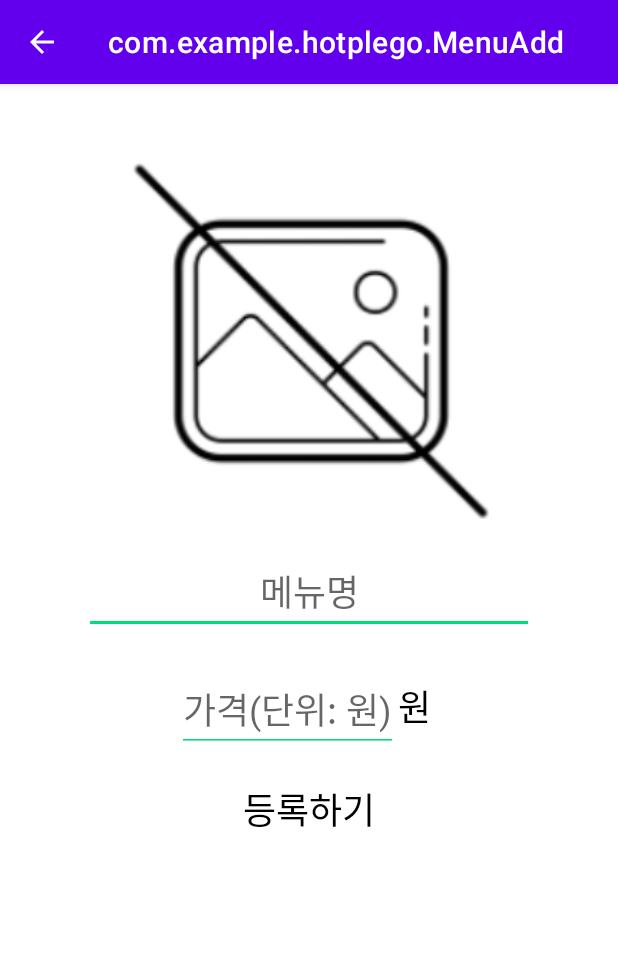
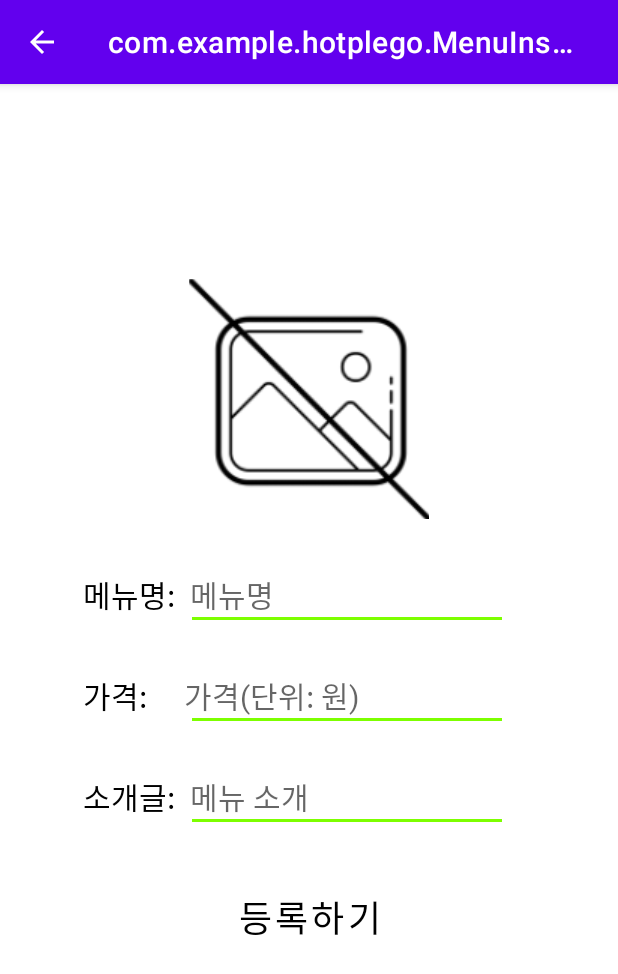
Before and after one commit to whdnjsdyd111/capstone_hotpleGO_App, an Android app: the MenuActivity screen opened directly, with no data from a screen before it, after a tap on "추가하기", on a phone screen of 412 x 824 dp. Shown: the top 974 px of the screen. Run offline under Robolectric (Android 15) with nearby library versions, the phone set to English and light mode, and no system bars.

Commit message:
중간커밋

```diff
--- a/app/src/main/java/com/example/hotplego/MenuActivity.java
+++ b/app/src/main/java/com/example/hotplego/MenuActivity.java
@@ -19,25 +19,24 @@ public class MenuActivity extends AppCompatActivity {
         setContentView(R.layout.admin_menu);
 
         RecyclerView recyclerView = findViewById(R.id.admin_item_list);
-
         LinearLayoutManager layoutManager = new LinearLayoutManager(this, LinearLayoutManager.VERTICAL, false);
         recyclerView.setLayoutManager(layoutManager);
 
         MenuAdapter adapter = new MenuAdapter();
 
-        adapter.addItem(new Menu("후라이드 치킨", "27000원", "후라이드 치킨", R.drawable.no_image));
-        adapter.addItem(new Menu("양념 치킨", "27000원", "양념 치킨", R.drawable.no_image));
-        adapter.addItem(new Menu("간장 치킨", "27000원", "간장 치킨", R.drawable.no_image));
-        adapter.addItem(new Menu("반반 치킨", "27000원", "반반 치킨", R.drawable.no_image));
-        adapter.addItem(new Menu("순살 치킨", "27000원", "순살 치킨", R.drawable.no_image));
+        adapter.addItem(new MenuData("후라이드 치킨", "27000원", "후라이드 치킨 27000원", R.drawable.preview_sample_chicken01));
+        adapter.addItem(new MenuData("양념 치킨", "27000원", "양념 치킨 27000원", R.drawable.preview_sample_chicken02));
+        adapter.addItem(new MenuData("간장 치킨", "27000원", "간장 치킨 27000원", R.drawable.preview_sample_chicken03));
+        adapter.addItem(new MenuData("반반 치킨", "27000원", "반반 치킨 27000원", R.drawable.preview_sample_chicken04));
+        adapter.addItem(new MenuData("순살 치킨", "27000원", "순살 치킨 27000원", R.drawable.preview_sample_chicken05));
 
         recyclerView.setAdapter(adapter);
 
-        add_btn = (Button)findViewById(R.id.menu_add_btn);
+        add_btn = (Button)findViewById(R.id.menu_insert_btn);
         add_btn.setOnClickListener(new View.OnClickListener() {
             @Override
             public void onClick(View v) {
-                Intent intent = new Intent(getApplicationContext(), MenuAdd.class);
+                Intent intent = new Intent(getApplicationContext(), MenuInsert.class);
                 startActivity(intent);
             }
         });
--- a/app/src/main/java/com/example/hotplego/MenuAdapter.java
+++ b/app/src/main/java/com/example/hotplego/MenuAdapter.java
@@ -1,5 +1,8 @@
 package com.example.hotplego;
 
+import android.content.Intent;
+import android.graphics.Bitmap;
+import android.graphics.drawable.BitmapDrawable;
 import android.view.LayoutInflater;
 import android.view.View;
 import android.view.ViewGroup;
@@ -9,10 +12,11 @@ import android.widget.TextView;
 import androidx.annotation.NonNull;
 import androidx.recyclerview.widget.RecyclerView;
 
+import java.io.ByteArrayOutputStream;
 import java.util.ArrayList;
 
 public class MenuAdapter extends RecyclerView.Adapter<MenuAdapter.MenuHolder> {
-    ArrayList<Menu> items = new ArrayList<Menu>();
+    ArrayList<MenuData> items = new ArrayList<>();
 
     @NonNull
     @Override
@@ -25,30 +29,17 @@ public class MenuAdapter extends RecyclerView.Adapter<MenuAdapter.MenuHolder> {
 
     @Override
     public void onBindViewHolder(@NonNull MenuHolder menuHolder, int i) {
-        Menu item = items.get(i);
+        MenuData item = items.get(i);
         menuHolder.setItem(item);
+    }
 
+    public void addItem(MenuData item) {
+        items.add(item);
     }
 
     @Override
     public int getItemCount() {
         return items.size();
-    }
-
-    public void addItem(Menu item) {
-        items.add(item);
-    }
-
-    public void setItems(ArrayList<Menu> items) {
-        this.items = items;
-    }
-
-    public Menu getItem(int i) {
-        return items.get(i);
-    }
-
-    public void setItem(int i, Menu item) {
-        items.set(i,item);
     }
 
     public class MenuHolder extends RecyclerView.ViewHolder {
@@ -58,18 +49,17 @@ public class MenuAdapter extends RecyclerView.Adapter<MenuAdapter.MenuHolder> {
         public MenuHolder(View itemView) {
             super(itemView);
 
-            menu_name = itemView.findViewById(R.id.name_new_menu);
-            menu_price = itemView.findViewById(R.id.price_new_menu);
+            menu_name = itemView.findViewById(R.id.menu_name);
+            menu_price = itemView.findViewById(R.id.menu_price);
             menu_cnt = itemView.findViewById(R.id.menu_cnt);
             menu_img = itemView.findViewById(R.id.image_icon);
         }
 
-        public void setItem(Menu item) {
+        public void setItem(MenuData item) {
             menu_name.setText(item.getTitle());
             menu_price.setText(item.getPrice());
             menu_cnt.setText(item.getCnt());
             menu_img.setImageResource(item.getImg());
         }
     }
-
 }
--- a/app/src/main/java/com/example/hotplego/MenuAdd.java
+++ /dev/null
@@ -1,24 +0,0 @@
-package com.example.hotplego;
-
-import android.content.Intent;
-import android.os.Bundle;
-import android.view.View;
-import android.widget.ImageView;
-import android.widget.TextView;
-
-import androidx.appcompat.app.AppCompatActivity;
-
-public class MenuAdd extends AppCompatActivity {
-    ImageView imgView;
-    TextView menu_add;
-    Intent intent;
-
-    @Override
-    protected void onCreate(Bundle saveInstanceState) {
-        super.onCreate(saveInstanceState);
-        setContentView(R.layout.admin_menu_add);
-
-        imgView = (ImageView)findViewById(R.id.new_menu_img);
-        menu_add = (TextView)findViewById(R.id.new_menu_add);
-    }
-}
--- a/app/src/main/java/com/example/hotplego/Menu.java
+++ b/app/src/main/java/com/example/hotplego/MenuData.java
@@ -1,11 +1,11 @@
 package com.example.hotplego;
 
-public class Menu {
+public class MenuData {
 
     private String title, price, cnt;
     private int img;
 
-    public Menu (String title, String price, String cnt, int img) {
+    public MenuData(String title, String price, String cnt, int img) {
         this.title = title;
         this.price = price;
         this.cnt = cnt;
--- /dev/null
+++ b/app/src/main/java/com/example/hotplego/MenuInsert.java
@@ -0,0 +1,30 @@
+package com.example.hotplego;
+
+import android.content.Intent;
+import android.os.Bundle;
+import android.view.View;
+import android.widget.Button;
+import android.widget.ImageView;
+
+import androidx.appcompat.app.AppCompatActivity;
+
+public class MenuInsert extends AppCompatActivity {
+    ImageView imgView;
+    Button menu_add;
+
+    @Override
+    protected void onCreate(Bundle saveInstanceState) {
+        super.onCreate(saveInstanceState);
+        setContentView(R.layout.admin_menu_insert);
+
+        imgView = (ImageView)findViewById(R.id.new_img);
+        menu_add = (Button)findViewById(R.id.new_menu_add);
+        menu_add.setOnClickListener(new View.OnClickListener() {
+            @Override
+            public void onClick(View v) {
+                Intent intent = new Intent(getApplicationContext(), MenuActivity.class);
+                startActivity(intent);
+            }
+        });
+    }
+}
--- a/app/src/main/res/layout/admin_menu.xml
+++ b/app/src/main/res/layout/admin_menu.xml
@@ -21,7 +21,7 @@
     </androidx.recyclerview.widget.RecyclerView>
 
     <Button
-        android:id="@+id/menu_add_btn"
+        android:id="@+id/menu_insert_btn"
         android:layout_width="match_parent"
         android:layout_height="wrap_content"
         android:text="추가하기" />
--- a/app/src/main/res/layout/admin_menu_add.xml
+++ /dev/null
@@ -1,80 +0,0 @@
-<?xml version="1.0" encoding="utf-8"?>
-<ScrollView xmlns:android="http://schemas.android.com/apk/res/android"
-    xmlns:app="http://schemas.android.com/apk/res-auto"
-    android:id="@+id/sv_root"
-    android:layout_width="match_parent"
-    android:layout_height="match_parent">
-
-    <LinearLayout
-        android:layout_width="match_parent"
-        android:layout_height="wrap_content"
-        android:gravity="center_horizontal"
-        android:orientation="vertical"
-        android:paddingBottom="20dp">
-
-        <ImageView
-            android:id="@+id/new_menu_img"
-            android:layout_width="240dp"
-            android:layout_height="240dp"
-            android:layout_marginTop="50dp"
-            app:srcCompat="@drawable/no_image" />
-
-        <EditText
-            android:id="@+id/new_menu_name"
-            android:layout_width="300dp"
-            android:layout_height="wrap_content"
-            android:layout_marginTop="20dp"
-            android:backgroundTint = "#00DE7A"
-            android:gravity="center"
-            android:hint="메뉴명"
-            android:inputType="text"
-            android:lines="1"
-            android:textSize="24sp" />
-        <View
-            android:layout_width="match_parent"
-            android:layout_height="2dp"
-            android:layout_weight="1"
-            android:layout_marginLeft="60dp"
-            android:layout_marginRight="60dp" />
-
-        <LinearLayout
-            android:layout_width="275dp"
-            android:layout_height="match_parent"
-            android:orientation="horizontal"
-            android:paddingLeft="50dp"
-            android:paddingRight="50dp">
-
-            <EditText
-                android:id="@+id/new_menu_price"
-                android:layout_width="wrap_content"
-                android:layout_height="wrap_content"
-                android:layout_marginTop="20dp"
-                android:backgroundTint = "#00DE7A"
-                android:gravity="right"
-                android:hint="가격(단위: 원)"
-                android:inputType="number"
-                android:lines="1"
-                android:maxLength="7"
-                android:textSize="24sp" />
-
-            <TextView
-                android:layout_width="wrap_content"
-                android:layout_height="wrap_content"
-                android:layout_marginTop="20dp"
-                android:lines="1"
-                android:text="원"
-                android:textColor="@color/black"
-                android:textSize="24sp" />
-        </LinearLayout>
-
-        <TextView
-            android:id="@+id/new_menu_add"
-            android:layout_width="wrap_content"
-            android:layout_height="wrap_content"
-            android:layout_marginTop="20dp"
-            android:text="등록하기"
-            android:textColor="@color/black"
-            android:textSize="24sp"
-            />
-    </LinearLayout>
-</ScrollView>
--- /dev/null
+++ b/app/src/main/res/layout/admin_menu_insert.xml
@@ -0,0 +1,162 @@
+<?xml version="1.0" encoding="utf-8"?>
+<ScrollView xmlns:android="http://schemas.android.com/apk/res/android"
+    xmlns:app="http://schemas.android.com/apk/res-auto"
+    android:id="@+id/sv_root"
+    android:layout_width="match_parent"
+    android:layout_height="match_parent">
+
+    <LinearLayout
+        android:layout_width="match_parent"
+        android:layout_height="match_parent"
+        android:gravity="center_horizontal"
+        android:orientation="vertical"
+        android:paddingLeft="20dp"
+        android:paddingRight="20dp"
+        android:paddingBottom="20dp">
+
+        <ImageButton
+            android:id="@+id/new_img"
+            android:layout_width="160dp"
+            android:layout_height="160dp"
+            android:layout_marginTop="130dp"
+            app:srcCompat="@drawable/no_image" />
+
+        <RelativeLayout
+            android:layout_width="match_parent"
+            android:layout_height="match_parent"
+            android:layout_marginTop="15dp">
+
+            <TextView
+                android:id="@+id/textView21"
+                android:layout_width="wrap_content"
+                android:layout_height="wrap_content"
+                android:layout_marginLeft="35dp"
+                android:layout_marginTop="20dp"
+                android:layout_weight="1"
+                android:text="메뉴명: "
+                android:textColor="@color/black"
+                android:textSize="20sp" />
+
+            <EditText
+                android:id="@+id/new_name"
+                android:layout_width="wrap_content"
+                android:layout_height="wrap_content"
+                android:layout_marginStart="5dp"
+                android:layout_marginLeft="5dp"
+                android:layout_marginTop="20dp"
+                android:layout_toEndOf="@id/textView21"
+                android:layout_toRightOf="@id/textView21"
+                android:background="@null"
+                android:hint="메뉴명"
+                android:inputType="text"
+                android:maxLength="10"
+                android:maxLines="1"
+                android:textSize="20sp" />
+        </RelativeLayout>
+
+        <View
+            android:layout_width="match_parent"
+            android:layout_height="2dp"
+            android:layout_marginStart="95dp"
+            android:layout_marginLeft="95dp"
+            android:layout_marginEnd="70dp"
+            android:layout_marginRight="70dp"
+            android:layout_weight="1"
+            android:background="#7DFF00" />
+
+        <RelativeLayout
+            android:layout_width="match_parent"
+            android:layout_height="match_parent"
+            android:layout_marginTop="15dp">
+
+            <TextView
+                android:id="@+id/textView22"
+                android:layout_width="wrap_content"
+                android:layout_height="wrap_content"
+                android:layout_marginLeft="35dp"
+                android:layout_marginTop="20dp"
+                android:lines="1"
+                android:text="가격: "
+                android:textColor="@color/black"
+                android:textSize="20sp" />
+
+            <EditText
+                android:id="@+id/new_price"
+                android:layout_width="wrap_content"
+                android:layout_height="wrap_content"
+                android:layout_marginLeft="20dp"
+                android:layout_marginTop="20dp"
+                android:layout_toRightOf="@id/textView22"
+                android:background="@null"
+                android:hint="가격(단위: 원)"
+                android:inputType="number"
+                android:lines="1"
+                android:maxLength="7"
+                android:textSize="20sp" />
+
+        </RelativeLayout>
+
+        <View
+            android:layout_width="match_parent"
+            android:layout_height="2dp"
+            android:layout_marginStart="95dp"
+            android:layout_marginLeft="95dp"
+            android:layout_marginEnd="70dp"
+            android:layout_marginRight="70dp"
+            android:layout_weight="1"
+            android:background="#7DFF00" />
+
+        <RelativeLayout
+            android:layout_width="match_parent"
+            android:layout_height="match_parent"
+            android:layout_marginTop="15dp">
+
+            <TextView
+                android:id="@+id/textView23"
+                android:layout_width="wrap_content"
+                android:layout_height="wrap_content"
+                android:layout_marginLeft="35dp"
+                android:layout_marginTop="20dp"
+                android:lines="1"
+                android:text="소개글: "
+                android:textColor="@color/black"
+                android:textSize="20sp" />
+
+            <EditText
+                android:id="@+id/new_cnt"
+                android:layout_width="wrap_content"
+                android:layout_height="wrap_content"
+                android:layout_marginStart="5dp"
+                android:layout_marginLeft="5dp"
+                android:layout_marginTop="20dp"
+                android:layout_toRightOf="@id/textView23"
+                android:background="@null"
+                android:hint="메뉴 소개"
+                android:inputType="text"
+                android:lines="1"
+                android:maxLength="25"
+                android:textSize="20sp" />
+
+        </RelativeLayout>
+
+        <View
+            android:layout_width="match_parent"
+            android:layout_height="2dp"
+            android:layout_marginStart="95dp"
+            android:layout_marginLeft="95dp"
+            android:layout_marginEnd="70dp"
+            android:layout_marginRight="70dp"
+            android:layout_weight="1"
+            android:background="#7DFF00" />
+
+        <Button
+            android:id="@+id/new_menu_add"
+            android:layout_width="wrap_content"
+            android:layout_height="wrap_content"
+            android:layout_marginTop="35dp"
+            android:background="#00ff0000"
+            android:text="등록하기"
+            android:textColor="@color/black"
+            android:textSize="24sp" />
+    </LinearLayout>
+</ScrollView>
```
Also changed, not shown: app/src/main/AndroidManifest.xml (+6 -2 lines), app/src/main/java/com/example/hotplego/MenuEdit.java (added, +26 -0 lines), app/src/main/res/layout/admin_menu_edit.xml (added, +163 -0 lines), app/src/main/res/layout/admin_menu_item.xml (+6 -6 lines), app/src/main/res/drawable/preview_sample_chicken01.png (added), app/src/main/res/drawable/preview_sample_chicken02.png (added), app/src/main/res/drawable/preview_sample_chicken03.png (added), app/src/main/res/drawable/preview_sample_chicken04.png (added), app/src/main/res/drawable/preview_sample_chicken05.png (added).
